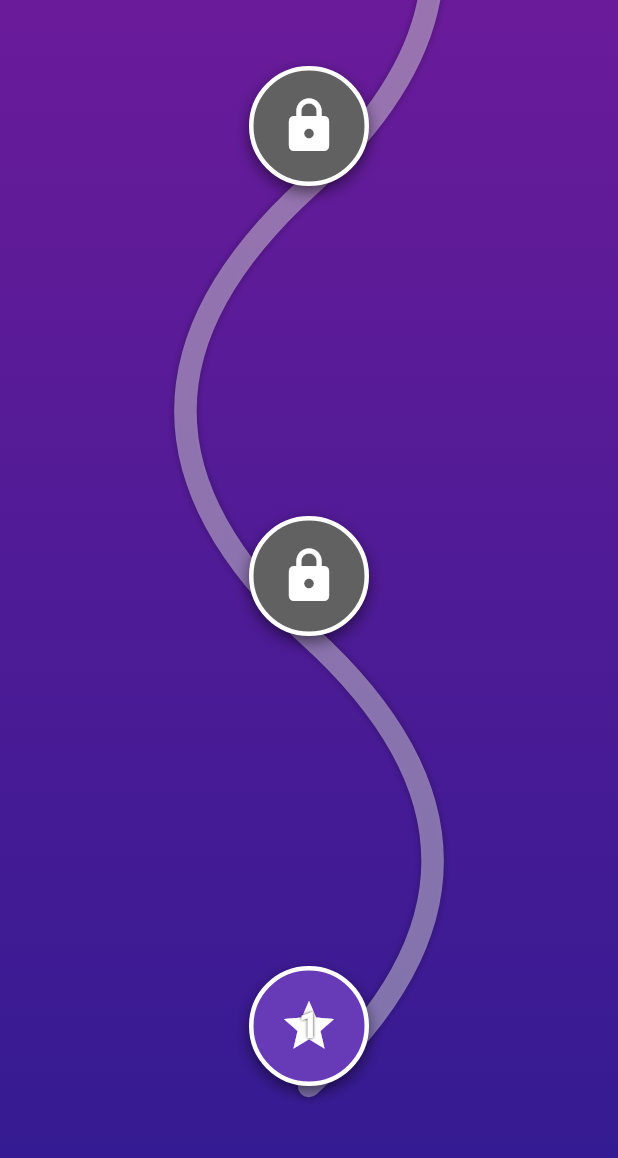
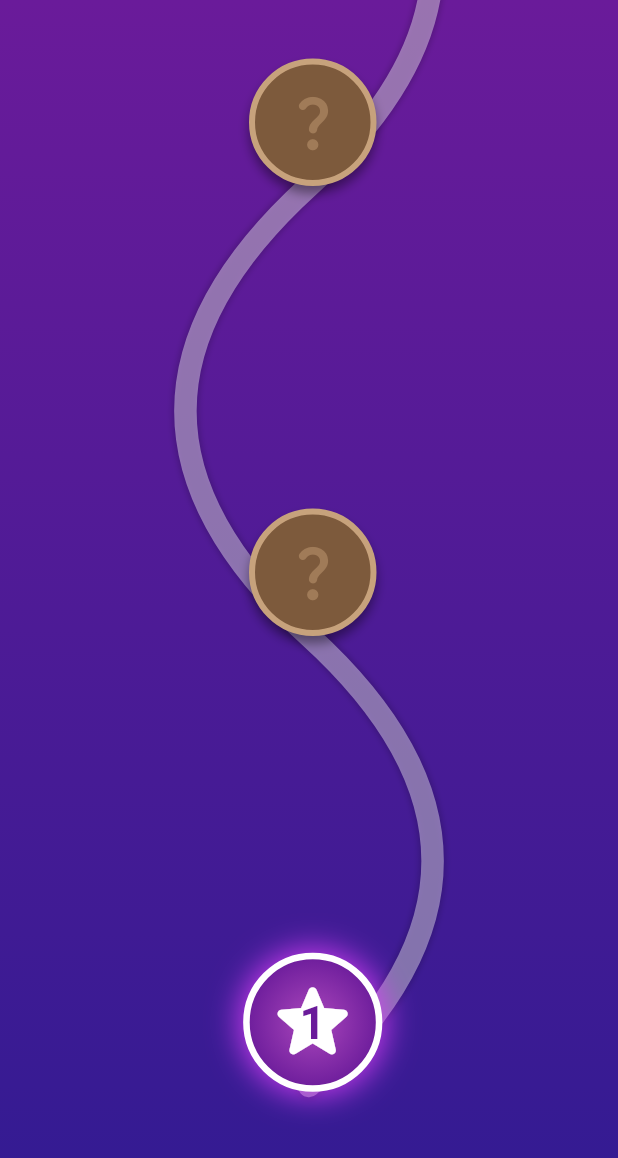
Before and after one commit to marietta-a/glow-quest, a Flutter app: the screen it shows after launch, on a phone screen of 412 x 824 dp. Shown: the top 1158 px of the screen. Run offline on Flutter 3.47's test engine with Material 3 defaults, Android fonts, the phone set to English and light mode, and no system bars; our stand-ins replace get; missing offline and left inert: flame; Roboto replaces fonts that are missing (Comic Sans MS).

Commit message:
added animation to game nodes

```diff
--- a/lib/core/game_configurations.dart
+++ b/lib/core/game_configurations.dart
@@ -3,6 +3,7 @@ import 'package:get/get_navigation/src/routes/get_route.dart';
 import 'package:glow_quest/presentation/home/home_view.dart';
 import 'package:glow_quest/presentation/quest_one/energy_boost/energy_boost_binding.dart';
 import 'package:glow_quest/presentation/quest_one/quest_one_view.dart';
+import 'package:glow_quest/presentation/sub_quest_selection/sub_quest_selection_view.dart';
 
 final gamePages = [
     GetPage(
@@ -12,8 +13,17 @@ final gamePages = [
       children: [
         GetPage(
           name: '/quest_one',
-          page: () => QuestOneView(),
+          page: () => SubQuestSelectionView(
+            questId: 1,
+          ),
           binding: EnergyBoostBinding(),
+          children: [
+            GetPage(
+              name: '/energy_boost',
+              page: () => QuestOneView(),
+              binding: EnergyBoostBinding(),
+            )
+          ]
         )
       ]
     ),
--- a/lib/presentation/quest_one/quest_one_view.dart
+++ b/lib/presentation/quest_one/quest_one_view.dart
@@ -62,9 +62,7 @@ class QuestOneView extends GetView<EnergyBoostController> {
                     const SizedBox(height: 24),
                     ElevatedButton(
                       onPressed: () {
-                        // Logic to restart the game
-                        // For example, you could navigate away and back, or create a method in the ViewModel
-                        Get.back(); // Simple example: go back
+                        Get.toNamed("/home/quest_one"); // go to quest one dashboard
                       },
                       child: const Text('Main Menu'),
                     ),
--- a/lib/presentation/sub_quest_selection/sub_quest_selection_view.dart
+++ b/lib/presentation/sub_quest_selection/sub_quest_selection_view.dart
@@ -1,6 +1,5 @@
 import 'package:flutter/material.dart';
-import 'package:get/get.dart';
-import 'package:glow_quest/presentation/quest_one/quest_one_view.dart'; // Make sure this view exists
+import 'package:get/get.dart'; // Make sure this view exists
 
 class SubQuestSelectionView extends StatelessWidget {
   final int questId;
@@ -30,8 +29,7 @@ class SubQuestSelectionView extends StatelessWidget {
                 title: 'Energy Boost',
                 icon: Icons.flash_on,
                 onTap: () {
-                  // Navigate to your Energy Boost game view
-                  Get.to(() => const QuestOneView());
+                  Get.toNamed("/home/quest_one/energy_boost");
                 },
               ),
               _buildSubQuestCard(
--- a/lib/presentation/widgets/quest_node_widget.dart
+++ b/lib/presentation/widgets/quest_node_widget.dart
@@ -1,8 +1,16 @@
 import 'package:flutter/material.dart';
+import 'dart:math' as math; // For the wiggle animation
 import 'package:glow_quest/core/enums/quests.dart';
 import 'package:glow_quest/models/quest_model.dart';
 
-class QuestNodeWidget extends StatelessWidget {
+// To use a fun, custom font, add this to your pubspec.yaml:
+// dependencies:
+//   google_fonts: ^6.1.0
+//
+// And then import it here:
+// import 'package:google_fonts/google_fonts.dart';
+
+class QuestNodeWidget extends StatefulWidget {
   final QuestModel quest;
   final VoidCallback onTap;
 
@@ -13,45 +21,157 @@ class QuestNodeWidget extends StatelessWidget {
   });
 
   @override
+  State<QuestNodeWidget> createState() => _QuestNodeWidgetState();
+}
+
+class _QuestNodeWidgetState extends State<QuestNodeWidget>
+    with SingleTickerProviderStateMixin {
+  late final AnimationController _animationController;
+  late final Animation<double> _scaleAnimation;
+
+  @override
+  void initState() {
+    super.initState();
+    // Set up the animation controller for our "breathing" effect
+    _animationController = AnimationController(
+      vsync: this,
+      duration: const Duration(milliseconds: 1500),
+    );
+
+    // Create a curved animation that goes from 1.0 (normal size) to 1.1 (bigger)
+    _scaleAnimation = Tween<double>(begin: 1.0, end: 1.1).animate(
+      CurvedAnimation(
+        parent: _animationController,
+        curve: Curves.easeInOut,
+      ),
+    );
+
+    // If the quest is the active one, start the animation!
+    if (widget.quest.status == QuestStatus.unlocked) {
+      _animationController.repeat(reverse: true);
+    }
+  }
+
+  @override
+  void dispose() {
+    _animationController.dispose();
+    super.dispose();
+  }
+
+  @override
   Widget build(BuildContext context) {
-    final isLocked = quest.status == QuestStatus.locked;
-    final nodeColor = isLocked ? Colors.grey.shade700 : Colors.deepPurple;
-    final icon = isLocked ? Icons.lock : Icons.star;
+    // Define our fun styles based on the quest status
+    Widget content;
+    BoxDecoration decoration;
 
-    return GestureDetector(
-      onTap: onTap,
-      child: Container(
-        width: 80,
-        height: 80,
-        decoration: BoxDecoration(
+    switch (widget.quest.status) {
+      // --- LOCKED STATE ---
+      case QuestStatus.locked:
+        content = const Icon(
+          Icons.question_mark_rounded,
+          color: Color(0xFFa07b58),
+          size: 45,
+        );
+        decoration = BoxDecoration(
           shape: BoxShape.circle,
-          color: nodeColor,
-          border: Border.all(color: Colors.white, width: 3),
+          color: const Color(0xFF7d5a3c), // Wooden/Chest color
+          border: Border.all(color: const Color(0xFFc7a27c), width: 4),
           boxShadow: [
             BoxShadow(
-              color: Colors.black.withOpacity(0.5),
-              blurRadius: 8,
-              offset: const Offset(0, 4),
-            ),
+              color: Colors.black.withOpacity(0.4),
+              blurRadius: 5,
+              offset: const Offset(0, 5),
+            )
+          ],
+        );
+        break;
+
+      // --- COMPLETED STATE ---
+      case QuestStatus.completed:
+        content = const Icon(
+          Icons.check_circle_rounded,
+          color: Colors.white,
+          size: 50,
+        );
+        decoration = BoxDecoration(
+          shape: BoxShape.circle,
+          // A rewarding, shiny gold gradient
+          gradient: const RadialGradient(
+            colors: [
+              Color(0xFFfdfc47),
+              Color(0xFF24fe41),
             ],
           ),
-        child: Center(
-          child: Stack(
+          border: Border.all(color: Colors.white.withOpacity(0.8), width: 3),
+          boxShadow: [
+            BoxShadow(
+              color: Colors.green.withOpacity(0.7),
+              blurRadius: 12,
+              spreadRadius: 2,
+            )
+          ],
+        );
+        break;
+
+      // --- UNLOCKED/ACTIVE STATE ---
+      case QuestStatus.unlocked:
+      default:
+        content = Stack(
           alignment: Alignment.center,
           children: [
-              Icon(icon, color: Colors.white, size: 40),
-              if (!isLocked)
+            const Icon(Icons.star_rounded, color: Colors.white, size: 60),
+            // For a really fun font, use GoogleFonts:
+            // Text(
+            //   widget.quest.id.toString(),
+            //   style: GoogleFonts.fredokaOne(
+            //     color: const Color(0xFF6a1b9a),
+            //     fontWeight: FontWeight.bold,
+            //     fontSize: 28,
+            //   ),
+            // ),
             Text(
-                  quest.id.toString(),
+              widget.quest.id.toString(),
               style: const TextStyle(
-                    color: Colors.white,
+                fontFamily: 'Comic Sans MS', // A fun, commonly available fallback
+                color: Color(0xFF6a1b9a),
                 fontWeight: FontWeight.bold,
-                    fontSize: 24,
-                    shadows: [Shadow(blurRadius: 2, color: Colors.black87)],
+                fontSize: 28,
               ),
             ),
           ],
+        );
+        decoration = BoxDecoration(
+          shape: BoxShape.circle,
+          // A magical, glowing purple gradient
+          gradient: const RadialGradient(
+            colors: [
+              Color(0xFFab47bc),
+              Color(0xFF6a1b9a),
+            ],
           ),
+          border: Border.all(color: Colors.white, width: 4),
+          // A "glow" effect using shadows
+          boxShadow: [
+            BoxShadow(
+              color: Colors.purpleAccent.withOpacity(0.8),
+              blurRadius: 15,
+              spreadRadius: 3,
+            )
+          ],
+        );
+        break;
+    }
+
+    // Use a ScaleTransition to apply our breathing animation
+    return ScaleTransition(
+      scale: _scaleAnimation,
+      child: GestureDetector(
+        onTap: widget.onTap,
+        child: Container(
+          width: 85,
+          height: 85,
+          decoration: decoration,
+          child: Center(child: content),
         ),
       ),
     );
```
Also changed, not shown: 1 other file. Lines whose indentation alone changed are shown as unchanged.
